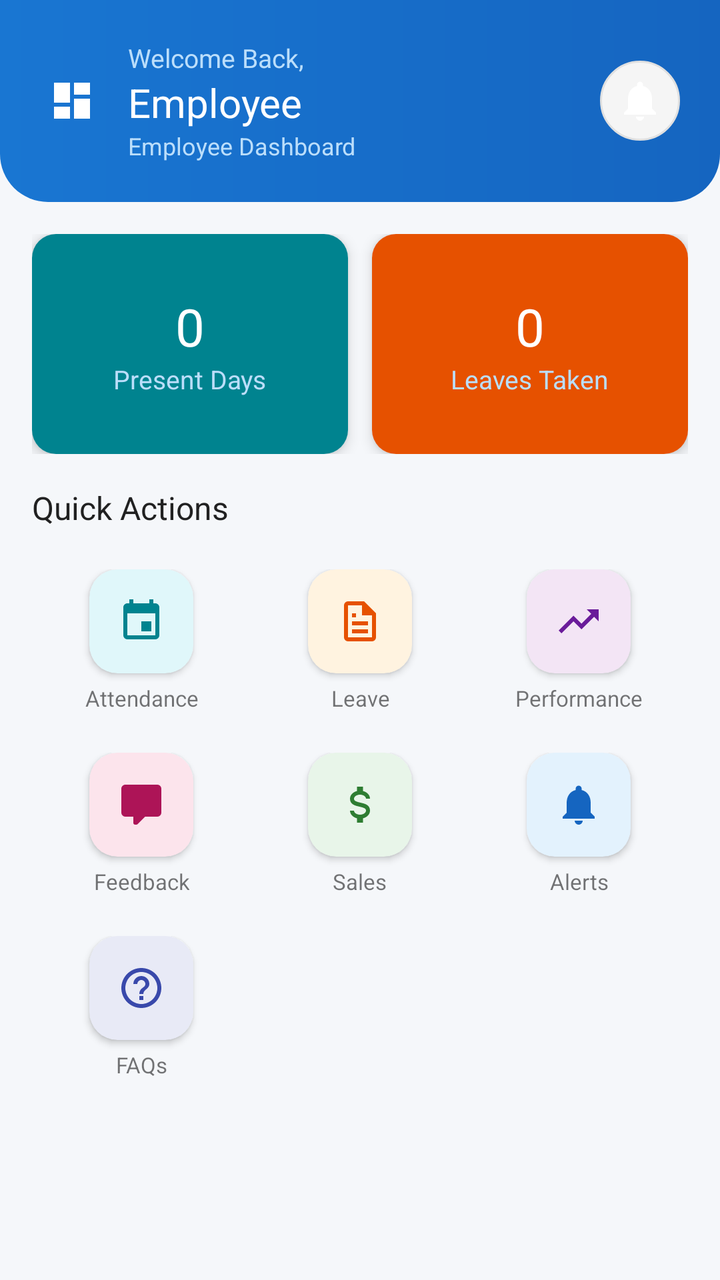
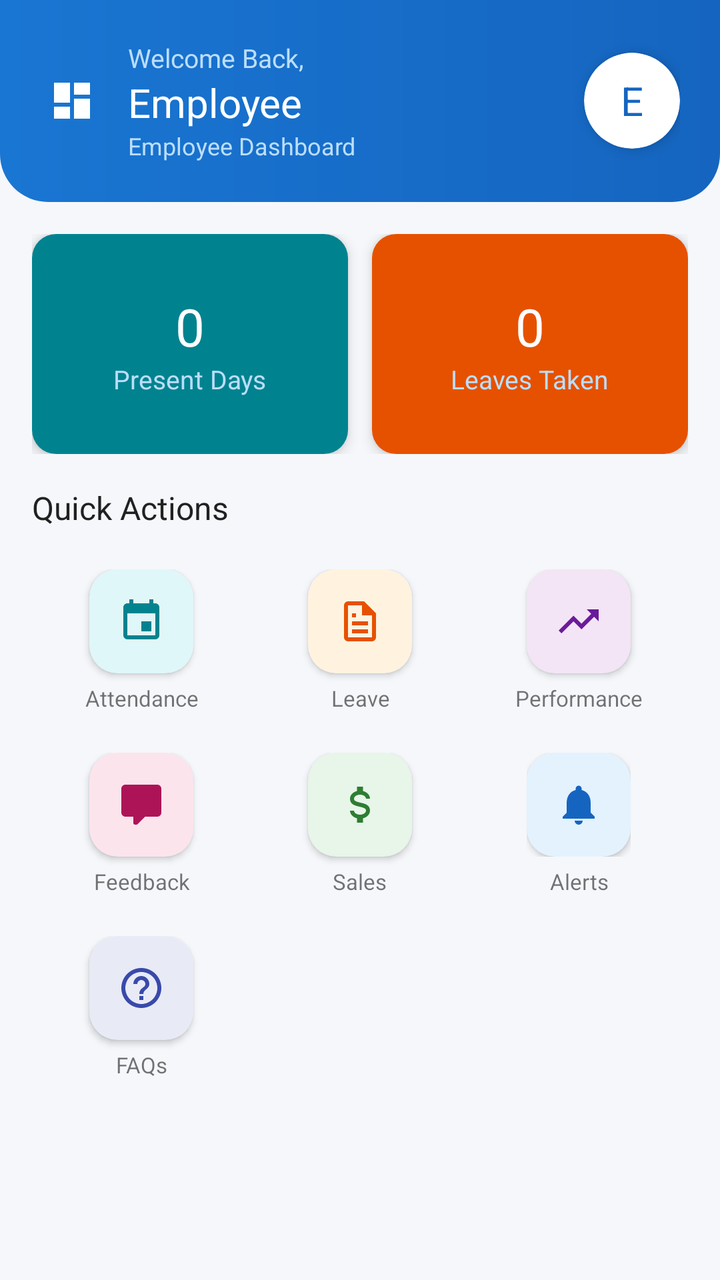

An Android layout rendered at two revisions. The XML below is the earlier revision; the diff shows what the commit changed to produce the second picture.
<!-- AndroidManifest.xml: application theme Theme.WorkVerse -->
<!-- res/layout/activity_employee_dashboard.xml -->
<?xml version="1.0" encoding="utf-8"?>
<androidx.drawerlayout.widget.DrawerLayout
    xmlns:android="http://schemas.android.com/apk/res/android"
    xmlns:app="http://schemas.android.com/apk/res-auto"
    android:id="@+id/drawerLayout"
    android:layout_width="match_parent"
    android:layout_height="match_parent">

    <LinearLayout
        android:layout_width="match_parent"
        android:layout_height="match_parent"
        android:orientation="vertical"
        android:background="@color/background">

        <LinearLayout android:layout_width="match_parent" android:layout_height="wrap_content"
            android:background="@drawable/gradient_header" android:orientation="vertical"
            android:padding="20dp" android:paddingBottom="28dp">
            <LinearLayout android:layout_width="match_parent" android:layout_height="wrap_content"
                android:orientation="horizontal" android:gravity="center_vertical">

                <ImageView
                    android:id="@+id/btnMenu"
                    android:layout_width="32dp"
                    android:layout_height="32dp"
                    android:src="@drawable/ic_dashboard"
                    app:tint="#FFFFFF"
                    android:layout_marginEnd="12dp"
                    android:padding="4dp"
                    android:clickable="true"
                    android:focusable="true"/>

                <LinearLayout android:layout_width="0dp" android:layout_height="wrap_content"
                    android:layout_weight="1" android:orientation="vertical">
                    <TextView android:layout_width="wrap_content" android:layout_height="wrap_content"
                        android:text="Welcome Back," android:textColor="#BBDEFB" android:textSize="13sp"/>
                    <TextView android:id="@+id/tvUserName" android:layout_width="wrap_content"
                        android:layout_height="wrap_content" android:text="Employee"
                        android:textColor="#FFFFFF" android:textSize="20sp" android:fontFamily="sans-serif-bold"/>
                    <TextView android:layout_width="wrap_content" android:layout_height="wrap_content"
                        android:text="Employee Dashboard" android:textColor="#BBDEFB" android:textSize="12sp"/>
                </LinearLayout>

                <ImageView
                    android:id="@+id/ivNotif"
                    android:layout_width="40dp" android:layout_height="40dp"
                    android:src="@drawable/ic_notification"
                    android:background="@drawable/bg_circle"
                    app:tint="#FFFFFF" android:padding="8dp"
                    android:clickable="true" android:focusable="true"/>
            </LinearLayout>
        </LinearLayout>

        <ScrollView
            android:layout_width="match_parent"
            android:layout_height="0dp"
            android:layout_weight="1">

            <LinearLayout
                android:layout_width="match_parent"
                android:layout_height="wrap_content"
                android:orientation="vertical"
                android:padding="16dp">

                <LinearLayout
                    android:layout_width="match_parent"
                    android:layout_height="wrap_content"
                    android:orientation="horizontal"
                    android:layout_marginBottom="16dp">

                    <androidx.cardview.widget.CardView
                        android:id="@+id/cardPresentDays"
                        android:layout_width="0dp"
                        android:layout_height="110dp"
                        android:layout_weight="1"
                        android:layout_marginEnd="6dp"
                        app:cardCornerRadius="12dp"
                        app:cardElevation="4dp"
                        android:clickable="true"
                        android:focusable="true"
                        android:foreground="?attr/selectableItemBackground">

                        <LinearLayout
                            android:layout_width="match_parent"
                            android:layout_height="match_parent"
                            android:background="@color/card_teal"
                            android:gravity="center"
                            android:orientation="vertical">

                            <TextView
                                android:id="@+id/tvPresentDays"
                                android:layout_width="wrap_content"
                                android:layout_height="wrap_content"
                                android:text="0"
                                style="@style/CardCount"/>

                            <TextView
                                android:layout_width="wrap_content"
                                android:layout_height="wrap_content"
                                android:text="Present Days"
                                style="@style/CardTitle"/>
                        </LinearLayout>
                    </androidx.cardview.widget.CardView>

                    <androidx.cardview.widget.CardView
                        android:id="@+id/cardLeaveCount"
                        android:layout_width="0dp"
                        android:layout_height="110dp"
                        android:layout_weight="1"
                        android:layout_marginStart="6dp"
                        app:cardCornerRadius="12dp"
                        app:cardElevation="4dp"
                        android:clickable="true"
                        android:focusable="true"
                        android:foreground="?attr/selectableItemBackground">

                        <LinearLayout
                            android:layout_width="match_parent"
                            android:layout_height="match_parent"
                            android:background="@color/card_orange"
                            android:gravity="center"
                            android:orientation="vertical">

                            <TextView
                                android:id="@+id/tvLeaveCount"
                                android:layout_width="wrap_content"
                                android:layout_height="wrap_content"
                                android:text="0"
                                style="@style/CardCount"/>

                            <TextView
                                android:layout_width="wrap_content"
                                android:layout_height="wrap_content"
                                android:text="Leaves Taken"
                                style="@style/CardTitle"/>
                        </LinearLayout>
                    </androidx.cardview.widget.CardView>
                </LinearLayout>

                <TextView
                    android:layout_width="wrap_content"
                    android:layout_height="wrap_content"
                    android:text="Quick Actions"
                    android:textColor="@color/text_primary"
                    android:textSize="16sp"
                    android:fontFamily="sans-serif-bold"
                    android:layout_marginBottom="12dp"/>

                <LinearLayout
                    android:layout_width="match_parent"
                    android:layout_height="wrap_content"
                    android:orientation="horizontal">

                    <LinearLayout
                        android:id="@+id/qaAttendance"
                        android:layout_width="0dp"
                        android:layout_height="wrap_content"
                        android:layout_weight="1"
                        android:gravity="center"
                        android:orientation="vertical"
                        android:padding="8dp"
                        android:clickable="true"
                        android:focusable="true"
                        android:background="?attr/selectableItemBackground">

                        <androidx.cardview.widget.CardView
                            android:layout_width="52dp"
                            android:layout_height="52dp"
                            app:cardCornerRadius="14dp"
                            app:cardBackgroundColor="#E0F7FA"
                            app:cardElevation="2dp">

                            <ImageView
                                android:layout_width="24dp"
                                android:layout_height="24dp"
                                android:layout_gravity="center"
                                android:src="@drawable/ic_attendance"
                                app:tint="@color/card_teal"/>
                        </androidx.cardview.widget.CardView>

                        <TextView
                            android:layout_width="wrap_content"
                            android:layout_height="wrap_content"
                            android:text="Attendance"
                            android:textSize="11sp"
                            android:layout_marginTop="5dp"
                            android:gravity="center"/>
                    </LinearLayout>

                    <LinearLayout
                        android:id="@+id/qaLeave"
                        android:layout_width="0dp"
                        android:layout_height="wrap_content"
                        android:layout_weight="1"
                        android:gravity="center"
                        android:orientation="vertical"
                        android:padding="8dp"
                        android:clickable="true"
                        android:focusable="true"
                        android:background="?attr/selectableItemBackground">

                        <androidx.cardview.widget.CardView
                            android:layout_width="52dp"
                            android:layout_height="52dp"
                            app:cardCornerRadius="14dp"
                            app:cardBackgroundColor="#FFF3E0"
                            app:cardElevation="2dp">

                            <ImageView
                                android:layout_width="24dp"
                                android:layout_height="24dp"
                                android:layout_gravity="center"
                                android:src="@drawable/ic_leave"
                                app:tint="@color/card_orange"/>
                        </androidx.cardview.widget.CardView>

                        <TextView
                            android:layout_width="wrap_content"
                            android:layout_height="wrap_content"
                            android:text="Leave"
                            android:textSize="11sp"
                            android:layout_marginTop="5dp"
                            android:gravity="center"/>
                    </LinearLayout>

                    <LinearLayout
                        android:id="@+id/qaPerformance"
                        android:layout_width="0dp"
                        android:layout_height="wrap_content"
                        android:layout_weight="1"
                        android:gravity="center"
                        android:orientation="vertical"
                        android:padding="8dp"
                        android:clickable="true"
                        android:focusable="true"
                        android:background="?attr/selectableItemBackground">

                        <androidx.cardview.widget.CardView
                            android:layout_width="52dp"
                            android:layout_height="52dp"
                            app:cardCornerRadius="14dp"
                            app:cardBackgroundColor="#F3E5F5"
                            app:cardElevation="2dp">

                            <ImageView
                                android:layout_width="24dp"
                                android:layout_height="24dp"
                                android:layout_gravity="center"
                                android:src="@drawable/ic_performance"
                                app:tint="@color/card_purple"/>
                        </androidx.cardview.widget.CardView>

                        <TextView
                            android:layout_width="wrap_content"
                            android:layout_height="wrap_content"
                            android:text="Performance"
                            android:textSize="11sp"
                            android:layout_marginTop="5dp"
                            android:gravity="center"/>
                    </LinearLayout>
                </LinearLayout>

                <LinearLayout
                    android:layout_width="match_parent"
                    android:layout_height="wrap_content"
                    android:orientation="horizontal"
                    android:layout_marginTop="4dp">

                    <LinearLayout
                        android:id="@+id/qaFeedback"
                        android:layout_width="0dp"
                        android:layout_height="wrap_content"
                        android:layout_weight="1"
                        android:gravity="center"
                        android:orientation="vertical"
                        android:padding="8dp"
                        android:clickable="true"
                        android:focusable="true"
                        android:background="?attr/selectableItemBackground">

                        <androidx.cardview.widget.CardView
                            android:layout_width="52dp"
                            android:layout_height="52dp"
                            app:cardCornerRadius="14dp"
                            app:cardBackgroundColor="#FCE4EC"
                            app:cardElevation="2dp">

                            <ImageView
                                android:layout_width="24dp"
                                android:layout_height="24dp"
                                android:layout_gravity="center"
                                android:src="@drawable/ic_feedback"
                                app:tint="@color/card_pink"/>
                        </androidx.cardview.widget.CardView>

                        <TextView
                            android:layout_width="wrap_content"
                            android:layout_height="wrap_content"
                            android:text="Feedback"
                            android:textSize="11sp"
                            android:layout_marginTop="5dp"
                            android:gravity="center"/>
                    </LinearLayout>

                    <LinearLayout
                        android:id="@+id/qaSales"
                        android:layout_width="0dp"
                        android:layout_height="wrap_content"
                        android:layout_weight="1"
                        android:gravity="center"
                        android:orientation="vertical"
                        android:padding="8dp"
                        android:clickable="true"
                        android:focusable="true"
                        android:background="?attr/selectableItemBackground">

                        <androidx.cardview.widget.CardView
                            android:layout_width="52dp"
                            android:layout_height="52dp"
                            app:cardCornerRadius="14dp"
                            app:cardBackgroundColor="#E8F5E9"
                            app:cardElevation="2dp">

                            <ImageView
                                android:layout_width="24dp"
                                android:layout_height="24dp"
                                android:layout_gravity="center"
                                android:src="@drawable/ic_sales"
                                app:tint="@color/card_green"/>
                        </androidx.cardview.widget.CardView>

                        <TextView
                            android:layout_width="wrap_content"
                            android:layout_height="wrap_content"
                            android:text="Sales"
                            android:textSize="11sp"
                            android:layout_marginTop="5dp"
                            android:gravity="center"/>
                    </LinearLayout>

                    <LinearLayout
                        android:id="@+id/qaNotifications"
                        android:layout_width="0dp"
                        android:layout_height="wrap_content"
                        android:layout_weight="1"
                        android:gravity="center"
                        android:orientation="vertical"
                        android:padding="8dp"
                        android:clickable="true"
                        android:focusable="true"
                        android:background="?attr/selectableItemBackground">

                        <androidx.cardview.widget.CardView
                            android:layout_width="52dp"
                            android:layout_height="52dp"
                            app:cardCornerRadius="14dp"
                            app:cardBackgroundColor="#E3F2FD"
                            app:cardElevation="2dp">

                            <ImageView
                                android:layout_width="24dp"
                                android:layout_height="24dp"
                                android:layout_gravity="center"
                                android:src="@drawable/ic_notification"
                                app:tint="@color/primary"/>
                        </androidx.cardview.widget.CardView>

                        <TextView
                            android:layout_width="wrap_content"
                            android:layout_height="wrap_content"
                            android:text="Alerts"
                            android:textSize="11sp"
                            android:layout_marginTop="5dp"
                            android:gravity="center"/>
                    </LinearLayout>
                </LinearLayout>

                <LinearLayout
                    android:layout_width="match_parent"
                    android:layout_height="wrap_content"
                    android:orientation="horizontal"
                    android:layout_marginTop="4dp">

                    <LinearLayout
                        android:id="@+id/qaFaq"
                        android:layout_width="0dp"
                        android:layout_height="wrap_content"
                        android:layout_weight="1"
                        android:gravity="center"
                        android:orientation="vertical"
                        android:padding="8dp"
                        android:clickable="true"
                        android:focusable="true"
                        android:background="?attr/selectableItemBackground">

                        <androidx.cardview.widget.CardView
                            android:layout_width="52dp"
                            android:layout_height="52dp"
                            app:cardCornerRadius="14dp"
                            app:cardBackgroundColor="#E8EAF6"
                            app:cardElevation="2dp">

                            <ImageView
                                android:layout_width="24dp"
                                android:layout_height="24dp"
                                android:layout_gravity="center"
                                android:src="@drawable/ic_faq"
                                app:tint="#3949AB"/>
                        </androidx.cardview.widget.CardView>

                        <TextView
                            android:layout_width="wrap_content"
                            android:layout_height="wrap_content"
                            android:text="FAQs"
                            android:textSize="11sp"
                            android:layout_marginTop="5dp"
                            android:gravity="center"/>
                    </LinearLayout>

                    <LinearLayout
                        android:layout_width="0dp"
                        android:layout_height="wrap_content"
                        android:layout_weight="1"/>

                    <LinearLayout
                        android:layout_width="0dp"
                        android:layout_height="wrap_content"
                        android:layout_weight="1"/>
                </LinearLayout>
            </LinearLayout>
        </ScrollView>
    </LinearLayout>

    
    <com.google.android.material.navigation.NavigationView
        android:id="@+id/navigationView"
        android:layout_width="wrap_content"
        android:layout_height="match_parent"
        android:layout_gravity="start"
        android:background="@color/white"
        app:menu="@menu/drawer_menu"
        android:fitsSystemWindows="true"/>

</androidx.drawerlayout.widget.DrawerLayout>
<!-- resources referenced by this layout -->
<resources>
  <color name="background">#F5F7FA</color>
  <color name="card_green">#2E7D32</color>
  <color name="card_orange">#E65100</color>
  <color name="card_pink">#AD1457</color>
  <color name="card_purple">#6A1B9A</color>
  <color name="card_teal">#00838F</color>
  <color name="primary">#1565C0</color>
  <color name="text_primary">#212121</color>
  <color name="white">#FFFFFF</color>
  <!-- drawable bg_circle (drawable) -->
  <?xml version="1.0" encoding="utf-8"?>
  <shape xmlns:android="http://schemas.android.com/apk/res/android" android:shape="oval">
      <solid android:color="#F5F5F5"/>
      <stroke android:width="1dp" android:color="#E0E0E0"/>
  </shape>
  <!-- drawable gradient_header (drawable) -->
  <?xml version="1.0" encoding="utf-8"?>
  <shape xmlns:android="http://schemas.android.com/apk/res/android">
      <gradient android:startColor="#1565C0" android:endColor="#1976D2" android:angle="180"/>
      <corners android:bottomLeftRadius="24dp" android:bottomRightRadius="24dp"/>
  </shape>
  <!-- drawable ic_attendance (drawable) -->
  <?xml version="1.0" encoding="utf-8"?>
  <vector xmlns:android="http://schemas.android.com/apk/res/android" android:width="24dp" android:height="24dp" android:viewportWidth="24" android:viewportHeight="24">
      <path android:fillColor="#757575" android:pathData="M17,12H12V17H17V12M16,1V3H8V1H6V3H5C3.89,3 3,3.9 3,5V19A2,2 0 0,0 5,21H19A2,2 0 0,0 21,19V5C21,3.89 20.1,3 19,3H18V1M19,19H5V8H19V19Z"/>
  </vector>
  <!-- drawable ic_dashboard (drawable) -->
  <?xml version="1.0" encoding="utf-8"?>
  <vector xmlns:android="http://schemas.android.com/apk/res/android" android:width="24dp" android:height="24dp" android:viewportWidth="24" android:viewportHeight="24">
      <path android:fillColor="#757575" android:pathData="M13,3V9H21V3M13,21H21V11H13M3,21H11V15H3M3,13H11V3H3V13Z"/>
  </vector>
  <!-- drawable ic_feedback (drawable) -->
  <?xml version="1.0" encoding="utf-8"?>
  <vector xmlns:android="http://schemas.android.com/apk/res/android" android:width="24dp" android:height="24dp" android:viewportWidth="24" android:viewportHeight="24">
      <path android:fillColor="#757575" android:pathData="M9,22A1,1 0 0,1 8,21V18H4A2,2 0 0,1 2,16V4C2,2.89 2.9,2 4,2H20A2,2 0 0,1 22,4V16A2,2 0 0,1 20,18H13.9L10.2,21.71C10,21.9 9.75,22 9.5,22V22H9Z"/>
  </vector>
  <!-- drawable ic_leave (drawable) -->
  <?xml version="1.0" encoding="utf-8"?>
  <vector xmlns:android="http://schemas.android.com/apk/res/android" android:width="24dp" android:height="24dp" android:viewportWidth="24" android:viewportHeight="24">
      <path android:fillColor="#757575" android:pathData="M14,2H6A2,2 0 0,0 4,4V20A2,2 0 0,0 6,22H18A2,2 0 0,0 20,20V8L14,2M18,20H6V4H13V9H18V20M16,12H8V14H16V12M16,16H8V18H16V16M10,8H8V10H10V8Z"/>
  </vector>
  <!-- drawable ic_performance (drawable) -->
  <?xml version="1.0" encoding="utf-8"?>
  <vector xmlns:android="http://schemas.android.com/apk/res/android" android:width="24dp" android:height="24dp" android:viewportWidth="24" android:viewportHeight="24">
      <path android:fillColor="#757575" android:pathData="M16,6L18.29,8.29L13.41,13.17L9.41,9.17L2,16.59L3.41,18L9.41,12L13.41,16L19.71,9.71L22,12V6H16Z"/>
  </vector>
  <style name="CardCount">
          <item name="android:textSize">26sp</item>
          <item name="android:textColor">#FFFFFF</item>
          <item name="android:fontFamily">sans-serif-bold</item>
      </style>
  <style name="CardTitle">
          <item name="android:textSize">13sp</item>
          <item name="android:textColor">#BBDEFB</item>
      </style>
  <color name="primary_dark">#0D47A1</color>
  <color name="accent">#FF8F00</color>
  <!-- unchanged entries left out for length: 4 -->
</resources>

<!-- the commit's change to res/layout/activity_employee_dashboard.xml (unified diff, before → after) -->
@@ -12,11 +12,19 @@
         android:orientation="vertical"
         android:background="@color/background">
 
-        <LinearLayout android:layout_width="match_parent" android:layout_height="wrap_content"
-            android:background="@drawable/gradient_header" android:orientation="vertical"
-            android:padding="20dp" android:paddingBottom="28dp">
-            <LinearLayout android:layout_width="match_parent" android:layout_height="wrap_content"
-                android:orientation="horizontal" android:gravity="center_vertical">
+        <LinearLayout
+            android:layout_width="match_parent"
+            android:layout_height="wrap_content"
+            android:background="@drawable/gradient_header"
+            android:orientation="vertical"
+            android:padding="20dp"
+            android:paddingBottom="28dp">
+
+            <LinearLayout
+                android:layout_width="match_parent"
+                android:layout_height="wrap_content"
+                android:orientation="horizontal"
+                android:gravity="center_vertical">
 
                 <ImageView
                     android:id="@+id/btnMenu"
@@ -29,24 +37,67 @@
                     android:clickable="true"
                     android:focusable="true"/>
 
-                <LinearLayout android:layout_width="0dp" android:layout_height="wrap_content"
-                    android:layout_weight="1" android:orientation="vertical">
-                    <TextView android:layout_width="wrap_content" android:layout_height="wrap_content"
-                        android:text="Welcome Back," android:textColor="#BBDEFB" android:textSize="13sp"/>
-                    <TextView android:id="@+id/tvUserName" android:layout_width="wrap_content"
-                        android:layout_height="wrap_content" android:text="Employee"
-                        android:textColor="#FFFFFF" android:textSize="20sp" android:fontFamily="sans-serif-bold"/>
-                    <TextView android:layout_width="wrap_content" android:layout_height="wrap_content"
-                        android:text="Employee Dashboard" android:textColor="#BBDEFB" android:textSize="12sp"/>
+                <LinearLayout
+                    android:id="@+id/headerProfile"
+                    android:layout_width="0dp"
+                    android:layout_height="wrap_content"
+                    android:layout_weight="1"
+                    android:orientation="vertical"
+                    android:clickable="true"
+                    android:focusable="true"
+                    android:background="?attr/selectableItemBackground">
+
+                    <TextView
+                        android:layout_width="wrap_content"
+                        android:layout_height="wrap_content"
+                        android:text="Welcome Back,"
+                        android:textColor="#BBDEFB"
+                        android:textSize="13sp"/>
+
+                    <TextView
+                        android:id="@+id/tvUserName"
+                        android:layout_width="wrap_content"
+                        android:layout_height="wrap_content"
+                        android:text="Employee"
+                        android:textColor="#FFFFFF"
+                        android:textSize="20sp"
+                        android:fontFamily="sans-serif-bold"/>
+
+                    <TextView
+                        android:layout_width="wrap_content"
+                        android:layout_height="wrap_content"
+                        android:text="Employee Dashboard"
+                        android:textColor="#BBDEFB"
+                        android:textSize="12sp"/>
                 </LinearLayout>
 
                 <ImageView
                     android:id="@+id/ivNotif"
-                    android:layout_width="40dp" android:layout_height="40dp"
-                    android:src="@drawable/ic_notification"
-                    android:background="@drawable/bg_circle"
-                    app:tint="#FFFFFF" android:padding="8dp"
-                    android:clickable="true" android:focusable="true"/>
+                    android:layout_width="0dp"
+                    android:layout_height="0dp"
+                    android:visibility="gone"
+                    android:src="@drawable/ic_notification"/>
+
+                <androidx.cardview.widget.CardView
+                    android:id="@+id/ivProfilePic"
+                    android:layout_width="48dp"
+                    android:layout_height="48dp"
+                    android:clickable="true"
+                    android:focusable="true"
+                    app:cardBackgroundColor="#FFFFFF"
+                    app:cardCornerRadius="24dp"
+                    app:cardElevation="4dp">
+
+                    <TextView
+                        android:id="@+id/tvProfileInitial"
+                        android:layout_width="match_parent"
+                        android:layout_height="match_parent"
+                        android:fontFamily="sans-serif-bold"
+                        android:gravity="center"
+                        android:text="E"
+                        android:textColor="@color/primary"
+                        android:textSize="20sp"/>
+                </androidx.cardview.widget.CardView>
             </LinearLayout>
         </LinearLayout>
 
@@ -349,20 +400,41 @@
                         android:focusable="true"
                         android:background="?attr/selectableItemBackground">
 
-                        <androidx.cardview.widget.CardView
-                            android:layout_width="52dp"
-                            android:layout_height="52dp"
-                            app:cardCornerRadius="14dp"
-                            app:cardBackgroundColor="#E3F2FD"
-                            app:cardElevation="2dp">
-
-                            <ImageView
-                                android:layout_width="24dp"
-                                android:layout_height="24dp"
-                                android:layout_gravity="center"
-                                android:src="@drawable/ic_notification"
-                                app:tint="@color/primary"/>
-                        </androidx.cardview.widget.CardView>
+                        <FrameLayout
+                            android:layout_width="52dp"
+                            android:layout_height="52dp">
+
+                            <androidx.cardview.widget.CardView
+                                android:layout_width="52dp"
+                                android:layout_height="52dp"
+                                app:cardCornerRadius="14dp"
+                                app:cardBackgroundColor="#E3F2FD"
+                                app:cardElevation="2dp">
+
+                                <ImageView
+                                    android:layout_width="24dp"
+                                    android:layout_height="24dp"
+                                    android:layout_gravity="center"
+                                    android:src="@drawable/ic_notification"
+                                    app:tint="@color/primary"/>
+                            </androidx.cardview.widget.CardView>
+
+                            <TextView
+                                android:id="@+id/tvNotifBadge"
+                                android:layout_width="20dp"
+                                android:layout_height="20dp"
+                                android:layout_gravity="top|end"
+                                android:layout_margin="2dp"
+                                android:elevation="8dp"
+                                android:background="@drawable/bg_notif_badge"
+                                android:gravity="center"
+                                android:includeFontPadding="false"
+                                android:text="0"
+                                android:textColor="#FFFFFF"
+                                android:textSize="10sp"
+                                android:fontFamily="sans-serif-bold"
+                                android:visibility="gone"/>
+                        </FrameLayout>
 
                         <TextView
                             android:layout_width="wrap_content"
@@ -430,7 +502,6 @@
         </ScrollView>
     </LinearLayout>
 
-    
     <com.google.android.material.navigation.NavigationView
         android:id="@+id/navigationView"
         android:layout_width="wrap_content"
<!-- resource entries referenced after the edit -->
@@ -9,11 +9,14 @@
   <color name="primary">#1565C0</color>
   <color name="text_primary">#212121</color>
   <color name="white">#FFFFFF</color>
-  <!-- drawable bg_circle (drawable) -->
+  <!-- drawable bg_notif_badge (drawable) -->
   <?xml version="1.0" encoding="utf-8"?>
-  <shape xmlns:android="http://schemas.android.com/apk/res/android" android:shape="oval">
-      <solid android:color="#F5F5F5"/>
-      <stroke android:width="1dp" android:color="#E0E0E0"/>
+  <shape xmlns:android="http://schemas.android.com/apk/res/android"
+      android:shape="oval">
+      <solid android:color="#E53935" />
+      <stroke
+          android:width="1.5dp"
+          android:color="#FFFFFF" />
   </shape>
   <!-- drawable gradient_header (drawable) -->
   <?xml version="1.0" encoding="utf-8"?>
